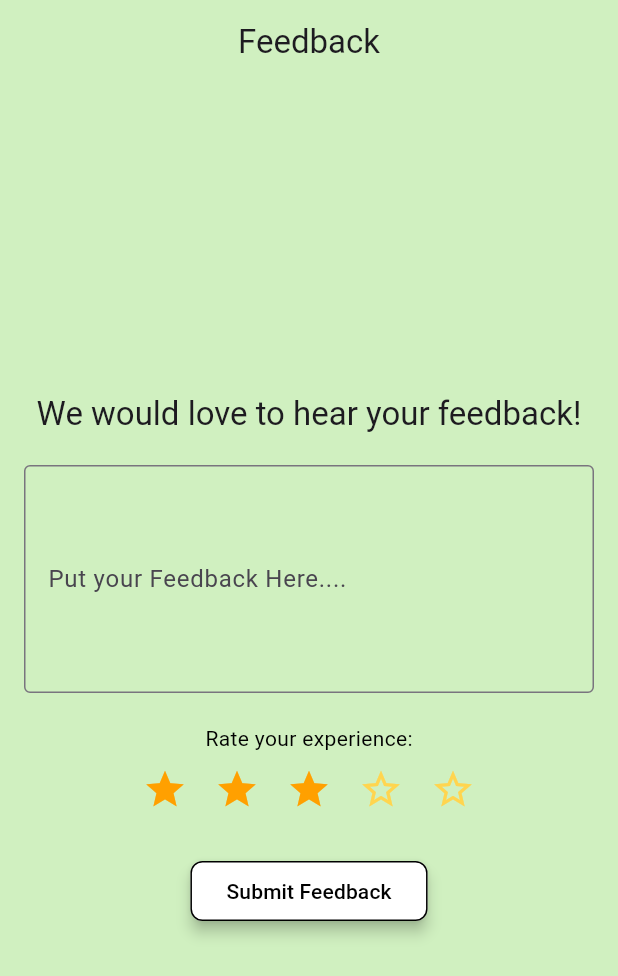
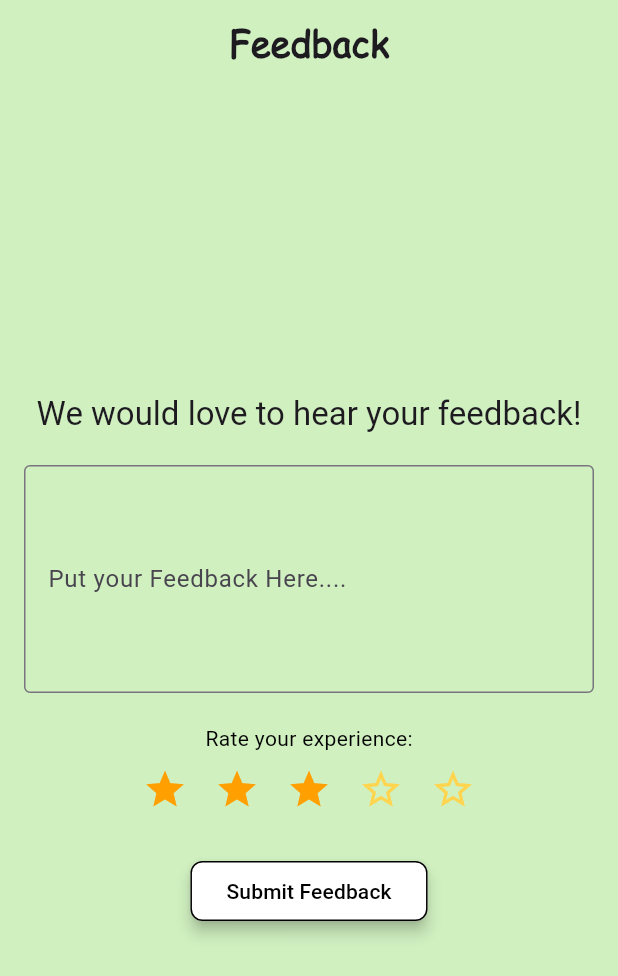
Before and after one commit to ne5roo/capstone_doctorisinapp, a Flutter app: the ChatInterfacePage screen opened by its route, after a tap on the "exit to app" icon, after a tap on "OK", on a phone screen of 412 x 824 dp. Shown: the top 976 px of the screen. Run offline on Flutter 3.47's test engine with Material 3 defaults, Android fonts, the light colour scheme and no system bars; our stand-ins replace loading_animation_widget.

Commit message:
change font style

```diff
--- a/lib/chatroom.dart
+++ b/lib/chatroom.dart
@@ -69,6 +69,10 @@
         title: Center(
           child: const Text(
             'The Doctor Is In',
+            style: TextStyle(
+              fontFamily: 'ComicSansMS',
+              fontWeight: FontWeight.bold, // Make the font bold
+            ),
           ),
         ),
         backgroundColor: const Color(0xFFD0F0C0),
--- a/lib/feedback.dart
+++ b/lib/feedback.dart
@@ -40,7 +40,14 @@
   Widget build(BuildContext context) {
     return Scaffold(
       appBar: AppBar(
-        title: const Text('Feedback'),
+        title: const Text(
+          'Feedback',
+          style: TextStyle(
+            fontFamily: 'ComicSansMS', // Set the font family
+            fontWeight: FontWeight.bold, // Set the font weight
+            fontSize: 24, // Set the font size
+          ),
+        ),
         centerTitle: true, // Center the AppBar title
         automaticallyImplyLeading: false, // Remove the back button
       ),
--- a/lib/main_page.dart
+++ b/lib/main_page.dart
@@ -56,6 +56,7 @@
           'Welcome!',
           style: TextStyle(
             fontFamily: 'ComicSansMS', // Apply the custom font
+            fontWeight: FontWeight.bold, // Make the font bold
             fontSize: 24,
           ),
         ),
--- a/lib/summary.dart
+++ b/lib/summary.dart
@@ -9,7 +9,15 @@
     return Scaffold(
       backgroundColor: const Color(0xFFD0F0C0),  // Applying your custom color here
       appBar: AppBar(
-        title: const Text('The Doctor Is In Summary'),
+        title: const Text(
+          'The Doctor Is In Summary',
+          style: TextStyle(
+            fontSize: 24,
+            fontWeight: FontWeight.bold,
+            fontStyle: FontStyle.italic,
+            fontFamily: 'ComicSansMS' // Change font style to ComicSansMS
+          ),
+        ),
         centerTitle: true, // Center the AppBar title
         backgroundColor: const Color(0xFFD0F0C0),  // Applying your custom color to the AppBar
         automaticallyImplyLeading: false, // Remove the back button
@@ -66,5 +74,5 @@
 void main() {
   runApp(const MaterialApp(
     home: SummaryPage(),
-   ));
+    ));
 }
```
Also changed, not shown: lib/age_verification.dart (+8 -1 lines), lib/help_page.dart (+7 -1 lines), lib/login.dart (+8 -1 lines), lib/main.dart (+9 -1 lines), lib/payment_details.dart (+8 -1 lines), lib/profile_page.dart (+8 -1 lines), lib/registration.dart (+8 -1 lines), lib/settings_page.dart (+7 -1 lines), 8 other files.
